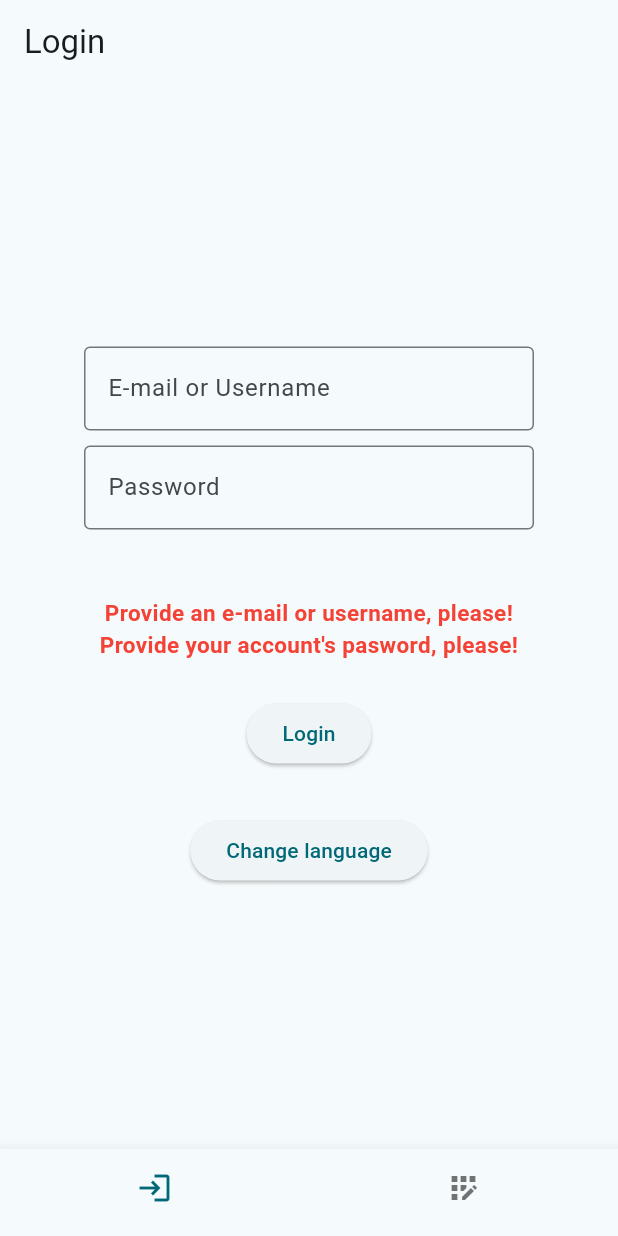
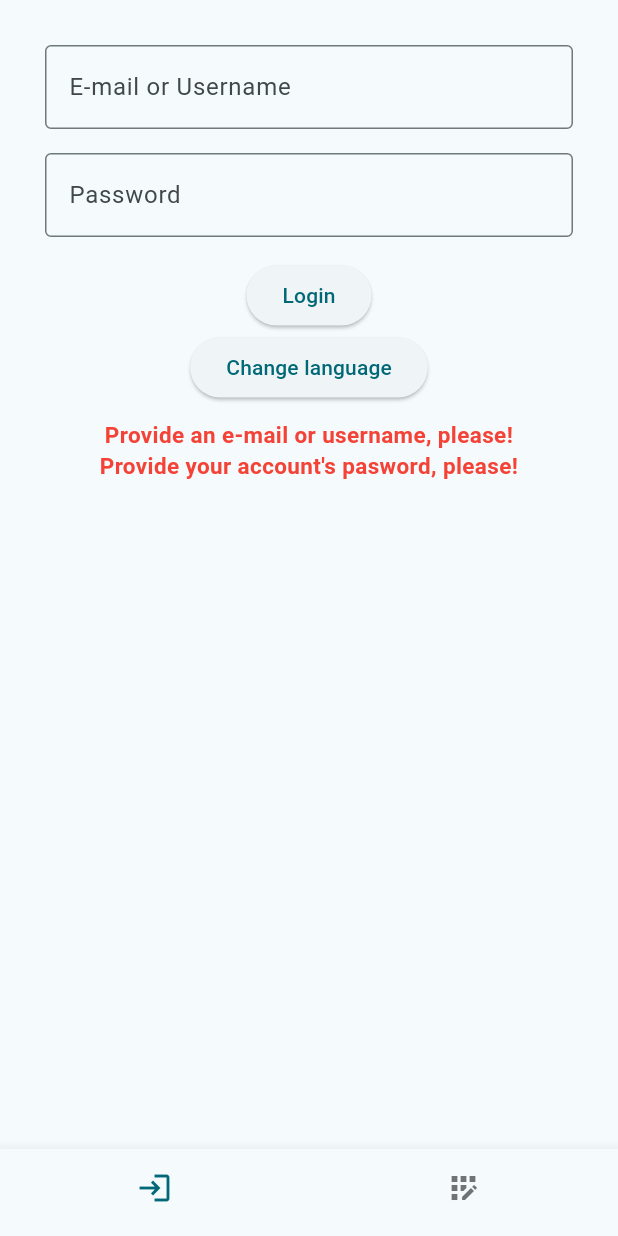
Before and after one commit to DanteDuranda/pub-tour-app, a Flutter app: the screen it shows after launch, after a tap on "Bejelentkezés", after a tap on "Nyelvváltás", on a phone screen of 412 x 824 dp. Run offline on Flutter 3.47's test engine with Material 3 defaults, Android fonts, the phone set to English and light mode, and no system bars; our stand-ins replace shared_preferences, supabase_flutter; accounts and stored records are empty.

Commit message:
Login page overhaul

```diff
--- a/lib/screens/login_page.dart
+++ b/lib/screens/login_page.dart
@@ -78,6 +78,7 @@ class _LoginScreenState extends State<LoginScreen> {
 
   Widget _buildTextFields(Lang lang) {
     return Column(
+      spacing: 3,
       children: [
         TextField(
           controller: _accountIdController,
@@ -101,7 +102,7 @@ class _LoginScreenState extends State<LoginScreen> {
 
   Widget _buildErrorMessages(Lang lang) {
     return Padding(
-      padding: const EdgeInsets.symmetric(vertical: 25),
+      padding: const EdgeInsets.symmetric(vertical: 10, horizontal: 15),
       child: Text(
         _loginErrorKeys.map(lang.translate).join('\n'),
         style: const TextStyle(
@@ -124,33 +125,41 @@ class _LoginScreenState extends State<LoginScreen> {
       );
     }
 
-    return Scaffold(
-      appBar: AppBar(title: Text(lang.translate('title_login'))),
-      body: Center(
+    return Builder(
+      builder: (BuildContext context) => Scaffold(
+        resizeToAvoidBottomInset: false,
+        body: SafeArea(
           child: SingleChildScrollView(
-          padding: const EdgeInsets.all(16),
+            padding: const EdgeInsets.all(30),
+            child: Align(
+              alignment: Alignment.topCenter,
               child: ConstrainedBox(
-            constraints: const BoxConstraints(maxWidth: 300),
+                constraints: const BoxConstraints(maxWidth: 400),
                 child: Column(
                   mainAxisSize: MainAxisSize.min,
                   children: [
                     _buildTextFields(lang),
-                const SizedBox(height: 20),
-                if (_loginErrorKeys.isNotEmpty) _buildErrorMessages(lang),
+
+                    const SizedBox(height: 15),
+
                     ElevatedButton(
                       onPressed: _onLoginPressed,
                       child: Text(lang.translate('login_button')),
                     ),
-                const SizedBox(height: 30),
+
                     ElevatedButton(
                       onPressed: _changeLanguage,
                       child: Text(lang.translate('change_language_button')),
                     ),
+
+                    if (_loginErrorKeys.isNotEmpty) _buildErrorMessages(lang),
                   ],
                 ),
               ),
             ),
           ),
+        ),
+      )
     );
   }
 }
```
Lines whose indentation alone changed are shown as unchanged.
